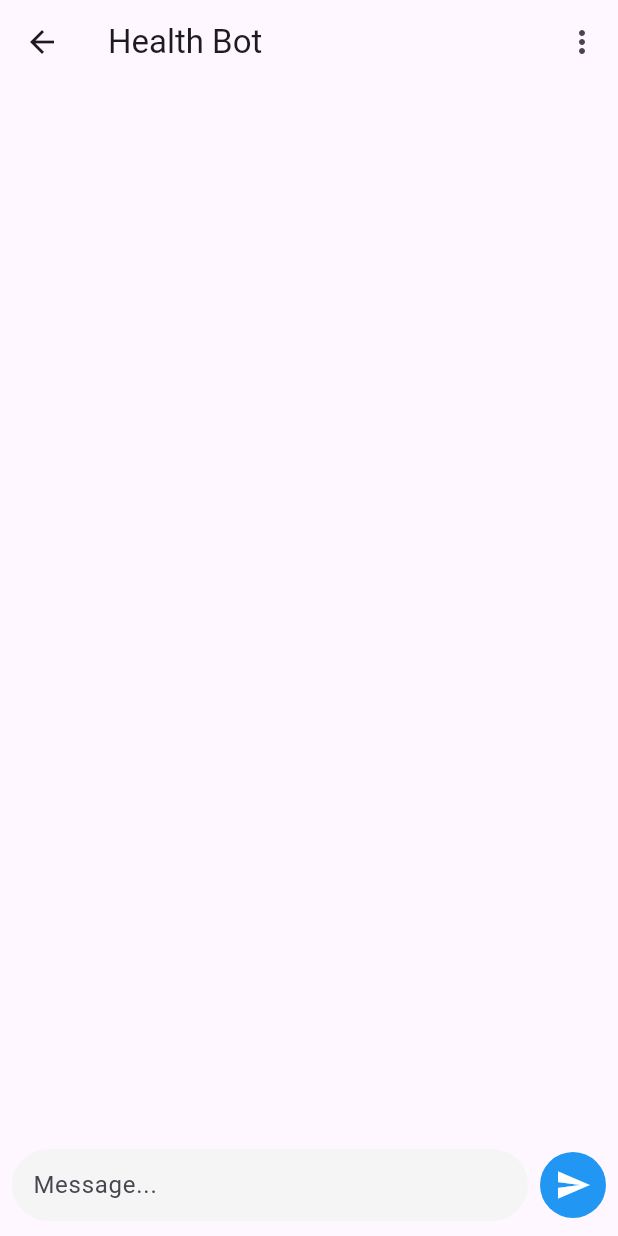
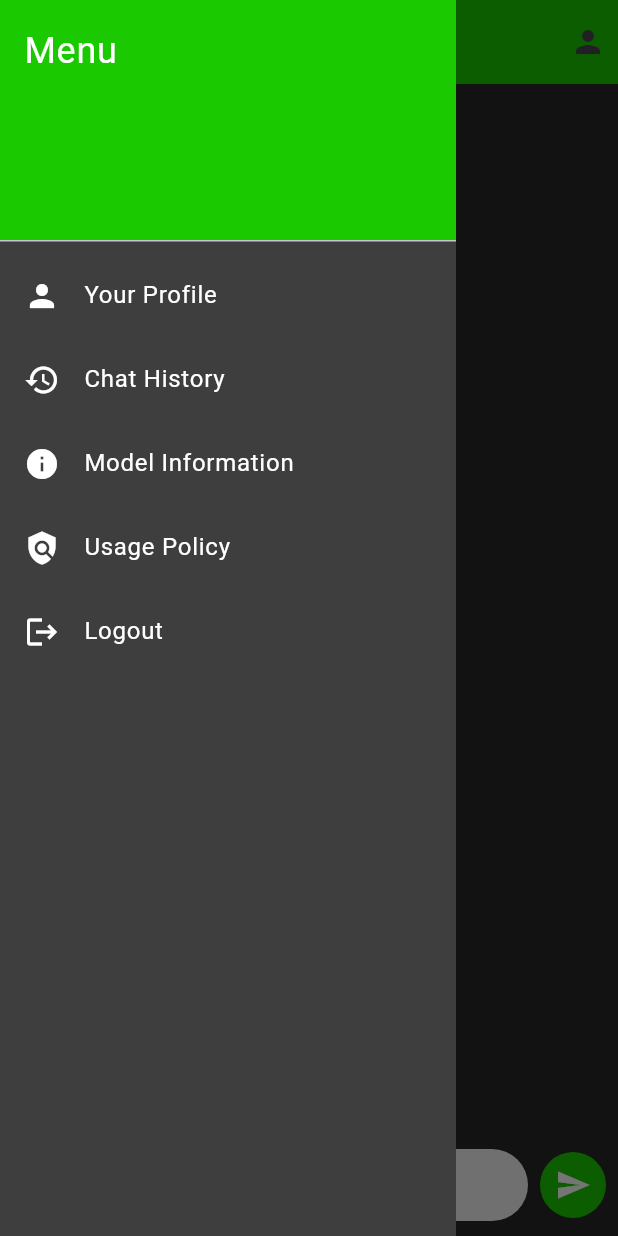
Before and after one commit to PiyushPratap10/health_diagnosis_chat_application, a Flutter app: the ChatScreen screen opened by its route, with the side drawer open (before the commit the screen has no drawer), on a phone screen of 412 x 824 dp. Run offline on Flutter 3.47's test engine with Material 3 defaults, Android fonts, the phone set to English and light mode, and no system bars; our stand-ins replace dio, fluttertoast, shared_preferences; accounts and stored records are empty; network calls fail.

Commit message:
UI updates - Color and Drawer added

```diff
--- a/lib/main.dart
+++ b/lib/main.dart
@@ -10,6 +10,7 @@ import 'providers/user_provider.dart';
 
 void main() {
   runApp(
+
     MultiProvider(
       providers: [
         ChangeNotifierProvider(create: (_) => UserProvider(),
@@ -25,6 +26,7 @@ class MyApp extends StatelessWidget {
   @override
   Widget build(BuildContext context) {
     return MaterialApp(
+      debugShowCheckedModeBanner: false,
       title: 'Health Diagnosis Chatbot',
       theme: ThemeData(
         primarySwatch: Colors.lightBlue,
--- a/lib/screens/chat_screen.dart
+++ b/lib/screens/chat_screen.dart
@@ -14,7 +14,7 @@ class _ChatScreenState extends State<ChatScreen> {
   final _messageController = TextEditingController();
   final List<Map<String, dynamic>> _messages = [];
   late ChatService _chatService;
-  bool _isSending = false;  // Add this flag to track sending state
+  bool _isSending = false;
 
   @override
   void initState() {
@@ -25,15 +25,12 @@ class _ChatScreenState extends State<ChatScreen> {
   Future<void> _initializeChat() async {
     final prefs = await SharedPreferences.getInstance();
     final accessToken = prefs.getString('access_token');
-  final userId = Provider.of<UserProvider>(context, listen: false).user?.userId;
+    final userId =
+        Provider.of<UserProvider>(context, listen: false).user?.userId;
 
     if (accessToken != null && userId != null) {
       _chatService = Provider.of<ChatService>(context, listen: false);
-
-    // Remove any existing listener to prevent duplication
       _chatService.removeListener(_receiveMessage);
-
-    // Connect WebSocket and add listener
       await _chatService.connect(userId, accessToken);
       _chatService.addListener(_receiveMessage);
     } else {
@@ -70,7 +67,6 @@ class _ChatScreenState extends State<ChatScreen> {
       _messageController.clear();
     }
 
-  // Add a small delay to reset the flag to prevent double triggering
     Future.delayed(Duration(milliseconds: 200), () {
       setState(() {
         _isSending = false;
@@ -78,29 +74,43 @@ class _ChatScreenState extends State<ChatScreen> {
     });
   }
 
-
   @override
   void dispose() {
     _chatService.removeListener(_receiveMessage);
-    _chatService.disconnect();  // Disconnect WebSocket
+    _chatService.disconnect();
     super.dispose();
   }
 
   @override
   Widget build(BuildContext context) {
+    return LayoutBuilder(
+      builder: (context, constraints) {
+        final isLargeScreen = constraints.maxWidth > 980;
+
         return Scaffold(
+          backgroundColor: const Color.fromARGB(255, 39, 39, 39),
           appBar: AppBar(
-        title: Text("Health Bot"),
-        actions: [
-          IconButton(
-            icon: Icon(Icons.more_vert),
-            onPressed: () {
-              // Additional actions like settings
-            },
+            centerTitle: true,
+            backgroundColor: const Color.fromARGB(255, 27, 201, 0),
+            title: Text("Health Bot", style: TextStyle(color: Colors.white)),
+            actions: isLargeScreen
+                ? null
+                : [
+                    Padding(
+                      padding: const EdgeInsets.all(8.0),
+                      child: GestureDetector(
+                        child: Icon(Icons.person),
+                      ),
                     ),
                   ],
           ),
-      body: Column(
+          drawer: isLargeScreen ? null : _buildDrawer(),
+          body: Row(
+            children: [
+              if (isLargeScreen)
+                _buildDrawer(), // Show drawer as a side panel on large screens
+              Expanded(
+                child: Column(
                   children: [
                     Expanded(
                       child: ListView.builder(
@@ -108,7 +118,8 @@ class _ChatScreenState extends State<ChatScreen> {
                         padding: const EdgeInsets.symmetric(vertical: 10),
                         itemCount: _messages.length,
                         itemBuilder: (context, index) {
-                final message = _messages[_messages.length - 1 - index];
+                          final message =
+                              _messages[_messages.length - 1 - index];
                           return MessageBubble(
                             message: message['text'],
                             isUser: message['isUser'],
@@ -119,6 +130,11 @@ class _ChatScreenState extends State<ChatScreen> {
                     _buildMessageInput(),
                   ],
                 ),
+              ),
+            ],
+          ),
+        );
+      },
     );
   }
 
@@ -146,7 +162,7 @@ class _ChatScreenState extends State<ChatScreen> {
           SizedBox(width: 8),
           CircleAvatar(
             radius: 22,
-            backgroundColor: Colors.blue,
+            backgroundColor: const Color.fromARGB(255, 27, 201, 0),
             child: IconButton(
               icon: Icon(Icons.send, color: Colors.white),
               onPressed: _sendMessage,
@@ -156,4 +172,79 @@ class _ChatScreenState extends State<ChatScreen> {
       ),
     );
   }
+
+  Widget _buildDrawer() {
+    return Drawer(
+      backgroundColor: const Color.fromARGB(255, 62, 62, 62),
+      shape: LinearBorder(),
+      child: ListView(
+        padding: EdgeInsets.zero,
+        children: [
+          const DrawerHeader(
+            decoration: BoxDecoration(
+              color: Color.fromARGB(255, 27, 201, 0),
+            ),
+            child: Text(
+              'Menu',
+              style: TextStyle(color: Colors.white, fontSize: 24),
+            ),
+          ),
+          ListTile(
+            leading: Icon(
+              Icons.person,
+              color: Colors.white,
+            ),
+            title: Text(
+              'Your Profile',
+              style: TextStyle(color: Colors.white),
+            ),
+            onTap: () {
+              // Navigate to Profile
+            },
+          ),
+          ListTile(
+            leading: Icon(
+              Icons.history,
+              color: Colors.white,
+            ),
+            title: Text('Chat History', style: TextStyle(color: Colors.white)),
+            onTap: () {
+              // Navigate to Chat History
+            },
+          ),
+          ListTile(
+            leading: Icon(
+              Icons.info,
+              color: Colors.white,
+            ),
+            title: Text('Model Information',
+                style: TextStyle(color: Colors.white)),
+            onTap: () {
+              // Navigate to Model Information
+            },
+          ),
+          ListTile(
+            leading: Icon(
+              Icons.policy,
+              color: Colors.white,
+            ),
+            title: Text('Usage Policy', style: TextStyle(color: Colors.white)),
+            onTap: () {
+              // Navigate to Usage Policy
+            },
+          ),
+          ListTile(
+            leading: Icon(
+              Icons.logout,
+              color: Colors.white,
+            ),
+            title: Text('Logout', style: TextStyle(color: Colors.white)),
+            onTap: () {
+              // Perform Logout
+            },
+          ),
+        ],
+      ),
+    );
   }
+}
--- a/lib/screens/login_screen.dart
+++ b/lib/screens/login_screen.dart
@@ -27,13 +27,12 @@ class _LoginScreenState extends State<LoginScreen> {
 
       if (result != null) {
         final user = User(
-          name: result['name'].toString(),
-          email: result['email'].toString(),
-          userId: result['user_id'].toString(),
-          age: result['age'],
-          gender: result['gender'].toString(),
-          password: result['password'].toString()
-        );
+            name: result['name'].toString(),
+            email: result['email'].toString(),
+            userId: result['user_id'].toString(),
+            age: result['age'],
+            gender: result['gender'].toString(),
+            password: result['password'].toString());
 
         Provider.of<UserProvider>(context, listen: false).setUser(user);
 
@@ -41,7 +40,8 @@ class _LoginScreenState extends State<LoginScreen> {
         Navigator.pushReplacementNamed(context, '/chat');
         Fluttertoast.showToast(msg: "Login successful!");
       } else {
-        Fluttertoast.showToast(msg: "Login failed. Please check your credentials.");
+        Fluttertoast.showToast(
+            msg: "Login failed. Please check your credentials.");
       }
     }
   }
@@ -81,6 +81,12 @@ class _LoginScreenState extends State<LoginScreen> {
                   ),
                 ),
               ),
+              SizedBox(height: 20),
+              TextButton(
+                  onPressed: () {
+                    Navigator.popAndPushNamed(context, "/register");
+                  },
+                  child: const Text("Don't have an account? Register"))
             ],
           ),
         ),
--- a/lib/screens/register_screen.dart
+++ b/lib/screens/register_screen.dart
@@ -36,7 +36,7 @@ class RegisterScreen extends StatelessWidget {
           gender: result['gender'].toString(),
         );
         Provider.of<UserProvider>(context, listen: false).setUser(user);
-        Navigator.pushReplacementNamed(context, '/chat');}
+        Navigator.pushReplacementNamed(context, '/login');}
       }catch(e){
         print(e);
       }
@@ -110,6 +110,10 @@ class RegisterScreen extends StatelessWidget {
                   ),
                 ),
               ),
+              SizedBox(height: 20),
+              TextButton(onPressed: (){
+                Navigator.popAndPushNamed(context, '/login');
+              }, child: const Text("Already have an account? Login"))
             ],
           ),
         ),
--- a/lib/widgets/custom_text_field.dart
+++ b/lib/widgets/custom_text_field.dart
@@ -30,7 +30,7 @@ class CustomTextField extends StatelessWidget {
         validator: validator,
         decoration: InputDecoration(
           labelText: labelText,
-          prefixIcon: icon != null ? Icon(icon, color: Colors.blue) : null,
+          prefixIcon: icon != null ? Icon(icon, color: Colors.lightGreen) : null,
           filled: true,
           fillColor: Colors.grey[100],
           border: OutlineInputBorder(
@@ -39,7 +39,7 @@ class CustomTextField extends StatelessWidget {
           ),
           focusedBorder: OutlineInputBorder(
             borderRadius: BorderRadius.circular(8),
-            borderSide: BorderSide(color: Colors.blue, width: 1.5),
+            borderSide: BorderSide(color: Colors.lightGreen, width: 1.5),
           ),
         ),
       ),
--- a/lib/widgets/message_bubble.dart
+++ b/lib/widgets/message_bubble.dart
@@ -18,7 +18,7 @@ class MessageBubble extends StatelessWidget {
         margin: const EdgeInsets.symmetric(vertical: 5, horizontal: 8),
         padding: const EdgeInsets.all(12),
         decoration: BoxDecoration(
-          color: isUser ? Colors.blue[300] : Colors.grey[300],
+          color: isUser ? const Color.fromARGB(255, 27, 201, 0) : const Color.fromARGB(255, 52, 52, 52),
           borderRadius: BorderRadius.only(
             topLeft: Radius.circular(12),
             topRight: Radius.circular(12),
@@ -28,8 +28,8 @@ class MessageBubble extends StatelessWidget {
         ),
         child: Text(
           message,
-          style: TextStyle(
-            color: isUser ? Colors.white : Colors.black87,
+          style:const TextStyle(
+            color: Colors.white,
             fontSize: 16,
           ),
         ),
```
Lines whose indentation alone changed are shown as unchanged.
